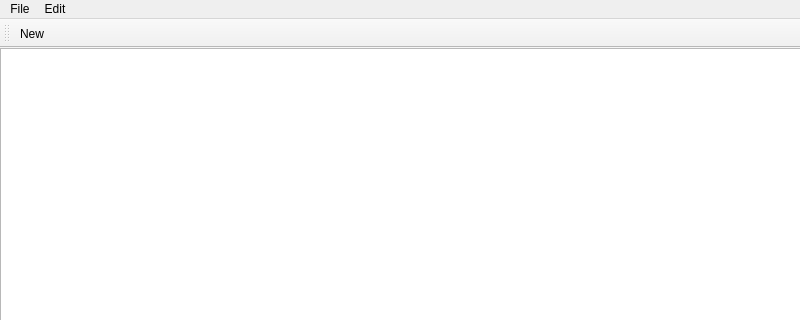
Old version of the form Notepad/mainwindow.ui in the repository retrotechie/rt-cpp-tryout; both pictures show x 0 to 800 and y 0 to 320 of the 800 by 604 pixel window.
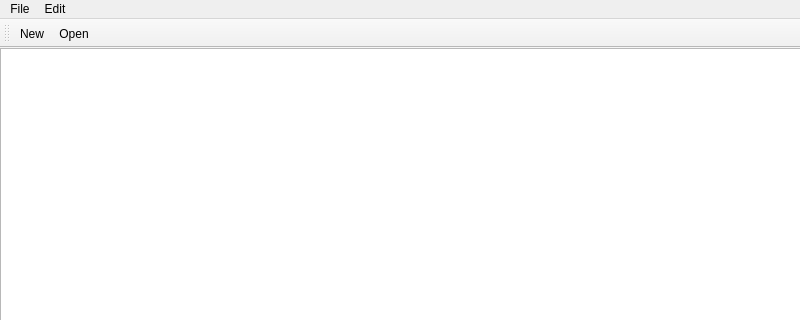
New version of the form. Icons and pictures are not drawn.

Commit message:
feat: perform `Open` action
Open and display file content. For now, Notepad can only read text
files. So if we open a file not in text format, we will receive `Cannot
open file` warning. Window title will be set to  the file name if the
file was opened succesfully.

Update `New` action to have `*New` window title when clicked.

Issue #2

The edit to the form file:
```diff
--- a/Notepad/mainwindow.ui
+++ b/Notepad/mainwindow.ui
@@ -74,6 +74,7 @@
     <bool>false</bool>
    </attribute>
    <addaction name="actionNew"/>
+   <addaction name="actionOpen"/>
   </widget>
   <action name="actionNew">
    <property name="icon">
```
Left out of the diff: 4 changed lines with no effect on the pictures. The commit also changes 2 other files.
